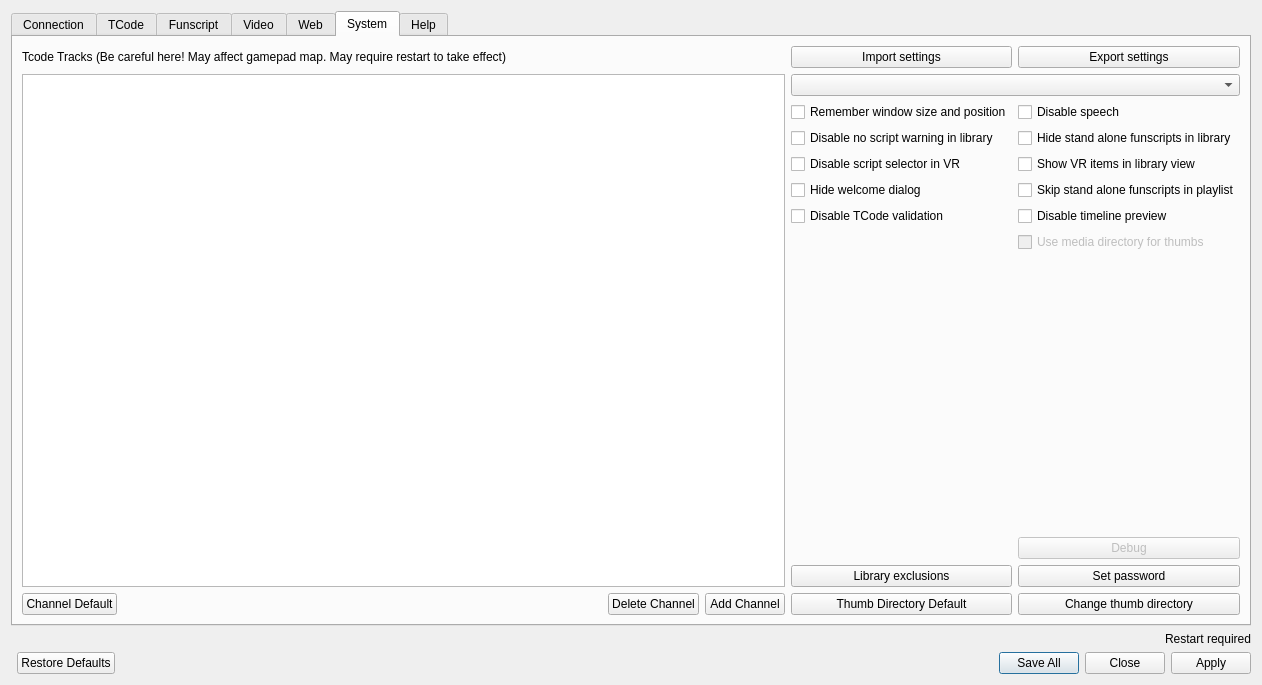
This is src/settings.ui in jcfain/XTPlayer as Qt 5 draws it before an edit. The edited form follows.
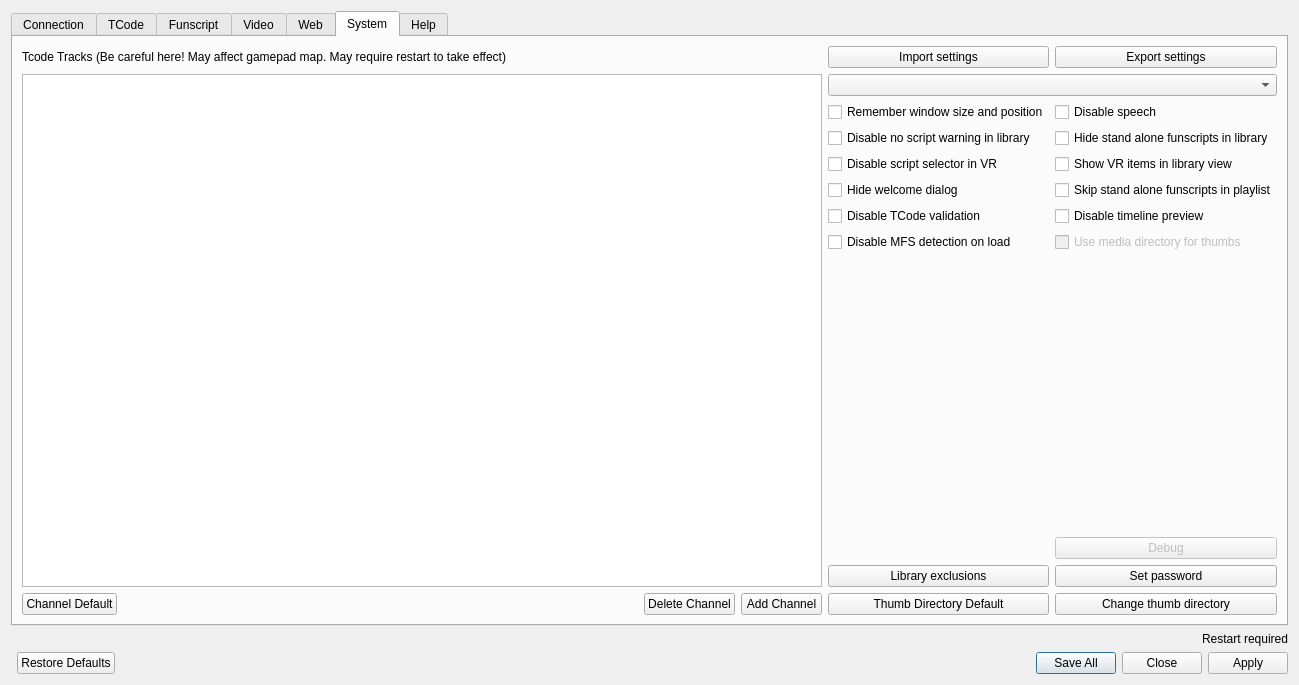
This is the edited form. The open tabs and pages were chosen to show the change. Icons and pictures are not drawn.

Commit message: Adding option to disable MFS detection

The edit to the form file:
```diff
--- a/src/settings.ui
+++ b/src/settings.ui
@@ -6,7 +6,7 @@
    <rect>
     <x>0</x>
     <y>0</y>
-    <width>1262</width>
+    <width>1299</width>
     <height>685</height>
    </rect>
   </property>
@@ -1205,6 +1205,17 @@
          </property>
         </widget>
        </item>
+       <item row="7" column="9">
+        <widget class="QCheckBox" name="MFSDiscoveryDisabledCheckBox">
+         <property name="toolTip">
+          <string>Checking this option will load MFS status on item hover instead of load time.
+This will greatly slows down media reading on load if checked.</string>
+         </property>
+         <property name="text">
+          <string>Disable MFS detection on load</string>
+         </property>
+        </widget>
+       </item>
       </layout>
      </widget>
      <widget class="QWidget" name="helpTab">
```
The commit also changes 10 other files.
